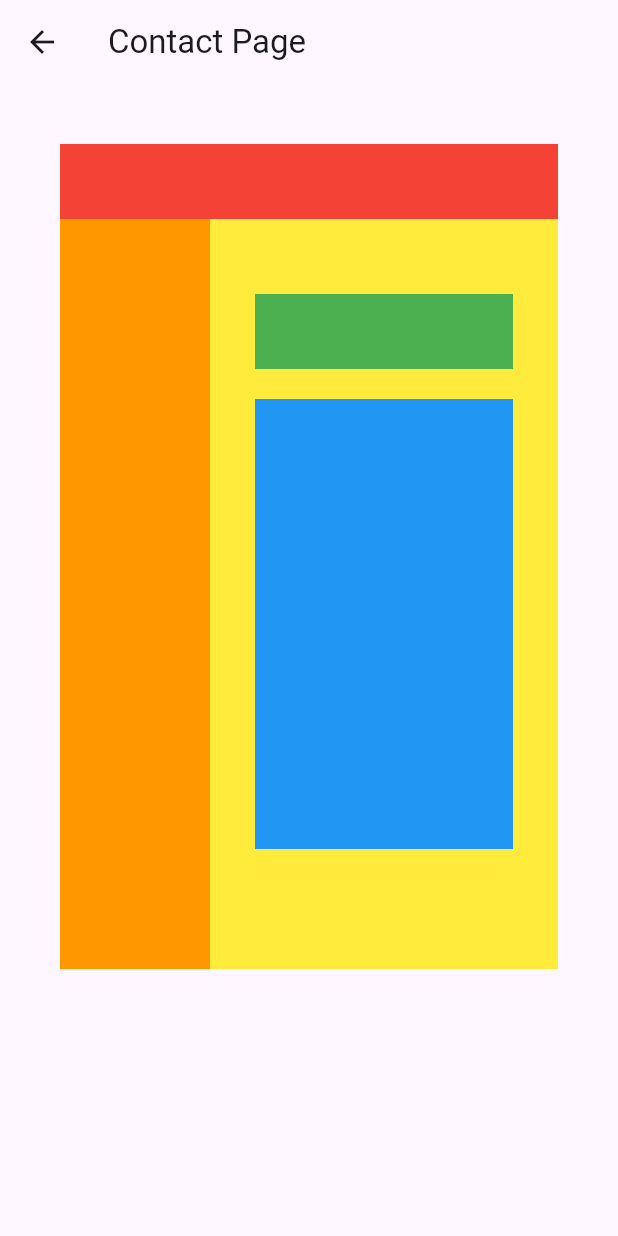
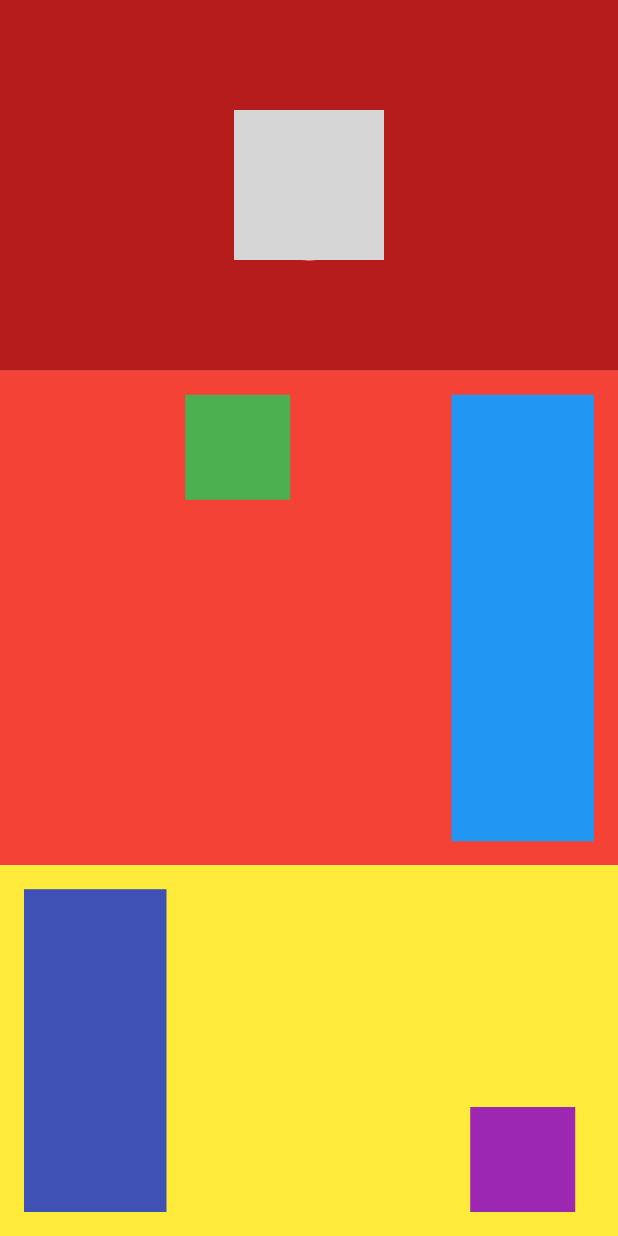
Before and after one commit to MickeyYQA/Testing-Flutter-Project, a Flutter app: the ProfilePage screen opened directly, on a phone screen of 412 x 824 dp. Run offline on Flutter 3.47's test engine with Material 3 defaults, Android fonts, the phone set to English and light mode, and no system bars; grey boxes are pictures that could not be loaded.

Commit message:
more format practice

```diff
--- /dev/null
+++ b/lib/layoutTesting.dart
@@ -0,0 +1,66 @@
+import 'package:flutter/material.dart';
+
+class LayoutTesting extends StatefulWidget {
+  const LayoutTesting({super.key});
+
+  @override
+  State<LayoutTesting> createState() => _LayoutTestingState();
+}
+
+class _LayoutTestingState extends State<LayoutTesting> {
+  @override
+  Widget build(BuildContext context) {
+    return Scaffold(
+      appBar: AppBar(
+        title: const Text("Contact Page"),
+      ),
+      body: Center(
+        child: Column(
+          // set row or column here
+          children: [
+            Container(
+              margin: EdgeInsets.all(20),
+              padding: EdgeInsets.all(20),
+              child: Column(
+                children: [
+                  Container(
+                    height: 50,
+                    color: Colors.red,
+                  ),
+                  Row(
+                    children: [
+                      Container(
+                        height: 500,
+                        width: 100,
+                        color: Colors.orange,
+                      ),
+                      Expanded(
+                        child: Container(
+                            height: 500,
+                            color: Colors.yellow,
+                            padding: EdgeInsets.all(30),
+                            child: Column(
+                              children: [
+                                Container(
+                                  margin: EdgeInsets.symmetric(vertical: 20),
+                                  height: 50,
+                                  color: Colors.green,
+                                ),
+                                Container(
+                                  height: 300,
+                                  color: Colors.blue,
+                                ),
+                              ],
+                            )),
+                      )
+                    ],
+                  )
+                ],
+              ),
+            ),
+          ],
+        ),
+      ),
+    );
+  }
+}
--- a/lib/profilePage.dart
+++ b/lib/profilePage.dart
@@ -1,72 +1,83 @@
 import 'package:flutter/material.dart';
 
-class ProfilePage extends StatefulWidget {
+class ProfilePage extends StatelessWidget {
   const ProfilePage({super.key});
-
-  @override
-  State<ProfilePage> createState() => _ProfilePageState();
-}
-
-class _ProfilePageState extends State<ProfilePage> {
-  String greeting = "hello";
-  void changeWord() {
-    setState(() {
-      greeting = greeting == "hello" ? "goodbye" : "hello";
-    });
-  }
 
   @override
   Widget build(BuildContext context) {
     return Scaffold(
-      appBar: AppBar(
-        title: const Text("Contact Page"),
+      body: Column(
+        children: [
+          Expanded(
+            flex: 3,
+            child: Container(
+              color: Colors.red[900],
+              child: Center(
+                child: CircleAvatar(
+                  radius: 50,
+                  backgroundImage: AssetImage("images/sheep.jpeg"),
                 ),
-      body: Center(
-        child: Column(
-          // set row or column here
-          children: [
-            Container(
-              margin: EdgeInsets.all(20),
-              padding: EdgeInsets.all(20),
-              child: Column(
-                children: [
-                  Container(
-                    height: 50,
-                    color: Colors.red,
               ),
-                  Row(
-                    children: [
-                      Container(
-                        height: 500,
-                        width: 100,
-                        color: Colors.orange,
+            ),
           ),
           Expanded(
+            flex: 4,
             child: Container(
-                          height: 500,
-                          color: Colors.yellow,
-                          padding: EdgeInsets.all(30),
-                          child: Column(
+              color: Colors.red,
+              padding: const EdgeInsets.all(16),
+              child: Row(
                 children: [
-                              Container(
-                                margin: EdgeInsets.symmetric(vertical: 20),
-                                height: 50,
-                                color: Colors.green,),
-                              Container(
-
-                                height: 300,
-                                 color: Colors.blue,),
-                            ],)
+                  Expanded(child: Container()),
+                  Expanded(
+                    child: Align(
+                      alignment: Alignment.topCenter,
+                      child: Container(
+                        width: 70,
+                        height: 70,
+                        color: Colors.green,
                       ),
-                      )
-                    ],
-                  )
-                ],
+                    ),
+                  ),
+                  Expanded(child: Container()),
+                  Expanded(
+                    child: Container(
+                      color: Colors.blue,
                     ),
                   ),
                 ],
               ),
             ),
+          ),
+          Expanded(
+            flex: 3,
+            child: Container(
+              color: Colors.yellow,
+              padding: const EdgeInsets.all(16),
+              child: Row(
+                children: [
+                  Expanded(
+                    child: Container(
+                      color: Colors.indigo,
+                    ),
+                  ),
+                  Expanded(child: Container()),
+                  Expanded(child: Container()),
+                  Expanded(
+                    child: Align(
+                      alignment: Alignment.bottomCenter,
+                      child: Container(
+                        width: 70,
+                        height: 70,
+                        color: Colors.purple,
+                      ),
+                    ),
+                  ),
+                ],
+              ),
+            ),
+          ),
+        ],
+      ),
     );
   }
 }
```
Also changed, not shown: lib/main.dart (+12 -10 lines). Lines whose indentation alone changed are shown as unchanged.
